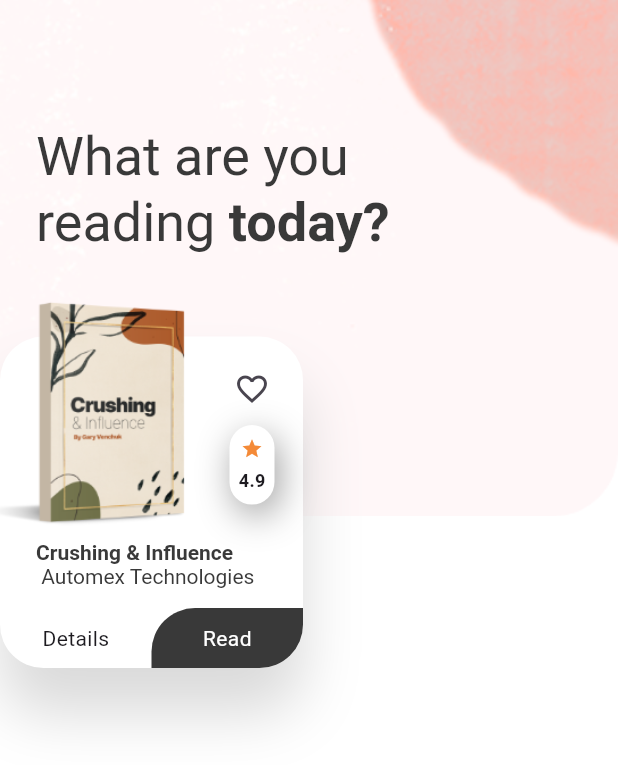
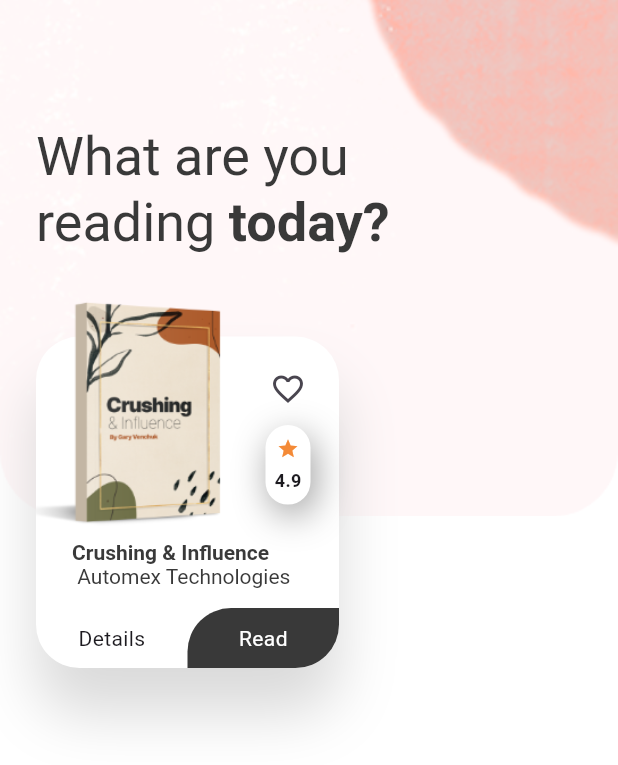
Before and after one commit to brianmujjuni/Ebook-flutter-application, a Flutter app: the HomeScreen screen opened directly, on a phone screen of 412 x 824 dp. Shown: the top 765 px of the screen. Run offline on Flutter 3.47's test engine with Material 3 defaults, Android fonts, the phone set to English and light mode, and no system bars.

Commit message:
add margin to container

```diff
--- a/lib/screens/home_screen.dart
+++ b/lib/screens/home_screen.dart
@@ -1,5 +1,6 @@
 import 'package:ebook_reading_app/constants.dart';
 import 'package:ebook_reading_app/widgets/book_rating.dart';
+import 'package:ebook_reading_app/widgets/two_rounded_button.dart';
 import 'package:flutter/material.dart';
 
 class HomeScreen extends StatelessWidget {
@@ -41,6 +42,7 @@ class HomeScreen extends StatelessWidget {
               height: 30,
             ),
             Container(
+              margin: EdgeInsets.only(left: 24,bottom: 40),
               height: 245,
               width: 202,
               // color: Colors.amber,
@@ -94,6 +96,7 @@ class HomeScreen extends StatelessWidget {
                           Padding(
                             padding: const EdgeInsets.only(left: 24),
                             child: RichText(
+                              maxLines: 2,
                               text: TextSpan(
                                 style: TextStyle(color: kBlackColor),
                                 children: [
@@ -113,13 +116,21 @@ class HomeScreen extends StatelessWidget {
                           Spacer(),
                           Row(
                             children: [
-                              Container(
-                                width: 101,
-                                padding: EdgeInsets.symmetric(vertical: 10),
-                                alignment: Alignment.center,
-                                child: Text("Details"),
+                              GestureDetector(
+                                onTap: () {},
+                                child: Container(
+                                  width: 101,
+                                  padding: EdgeInsets.symmetric(vertical: 10),
+                                  alignment: Alignment.center,
+                                  child: Text("Details"),
+                                ),
                               ),
-                              Expanded(child: TwoRoundedButton(text: "Read",press: (){},))
+                              Expanded(
+                                child: TwoRoundedButton(
+                                  text: "Read",
+                                  press: () {},
+                                ),
+                              )
                             ],
                           ),
                         ],
@@ -135,34 +146,3 @@ class HomeScreen extends StatelessWidget {
     );
   }
 }
-
-class TwoRoundedButton extends StatelessWidget {
-  final String text;
-  final double radious = 29;
-  final VoidCallback press;
-  const TwoRoundedButton({
-    super.key,
-    required this.text,
-    required this.press,
-  });
-
-  @override
-  Widget build(BuildContext context) {
-    return GestureDetector(
-      onTap: press,
-      child: Container(
-        alignment: Alignment.center,
-        padding: EdgeInsets.symmetric(vertical: 10),
-        decoration: BoxDecoration(
-          color: kBlackColor,
-          borderRadius: BorderRadius.only(
-              topLeft: Radius.circular(29), bottomRight: Radius.circular(29)),
-        ),
-        child: Text(
-          text,
-          style: TextStyle(color: Colors.white),
-        ),
-      ),
-    );
-  }
-}
--- /dev/null
+++ b/lib/widgets/two_rounded_button.dart
@@ -0,0 +1,34 @@
+import 'package:ebook_reading_app/constants.dart';
+import 'package:flutter/material.dart';
+class TwoRoundedButton extends StatelessWidget {
+  final String text;
+  final double radious = 29;
+  final VoidCallback press;
+  const TwoRoundedButton({
+    super.key,
+    required this.text,
+    required this.press,
+  });
+
+  @override
+  Widget build(BuildContext context) {
+    return GestureDetector(
+      onTap: press,
+      child: Container(
+        alignment: Alignment.center,
+        padding: EdgeInsets.symmetric(vertical: 10),
+        decoration: BoxDecoration(
+          color: kBlackColor,
+          borderRadius: BorderRadius.only(
+            topLeft: Radius.circular(radious),
+            bottomRight: Radius.circular(radious),
+          ),
+        ),
+        child: Text(
+          text,
+          style: TextStyle(color: Colors.white),
+        ),
+      ),
+    );
+  }
+}
```
